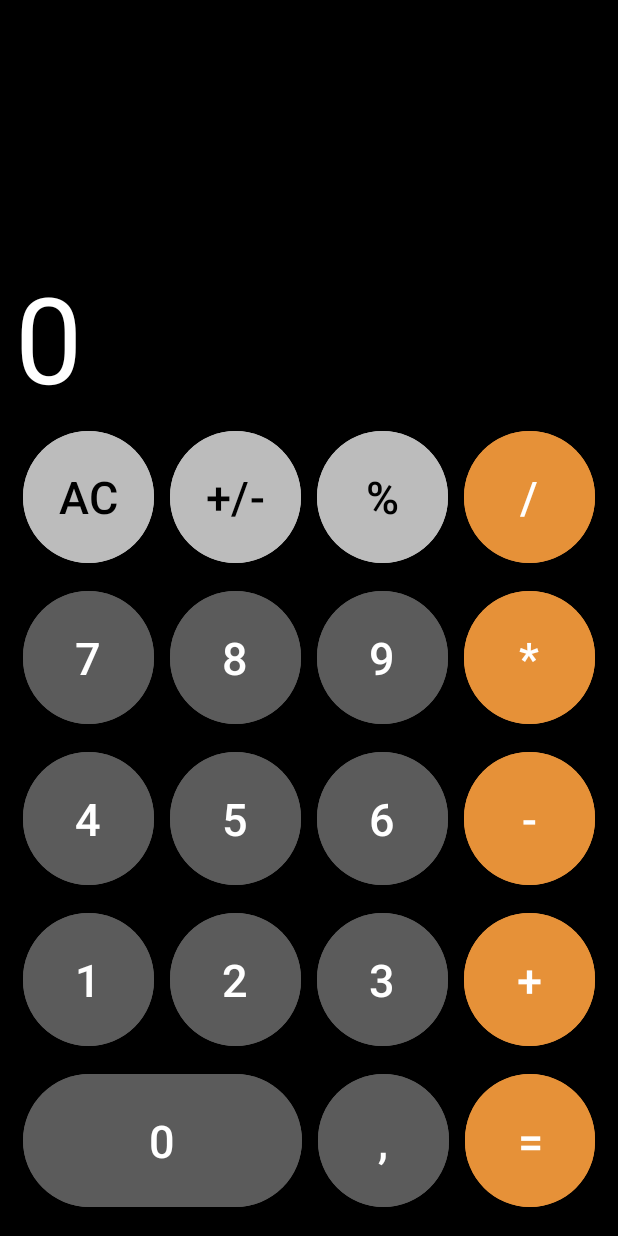
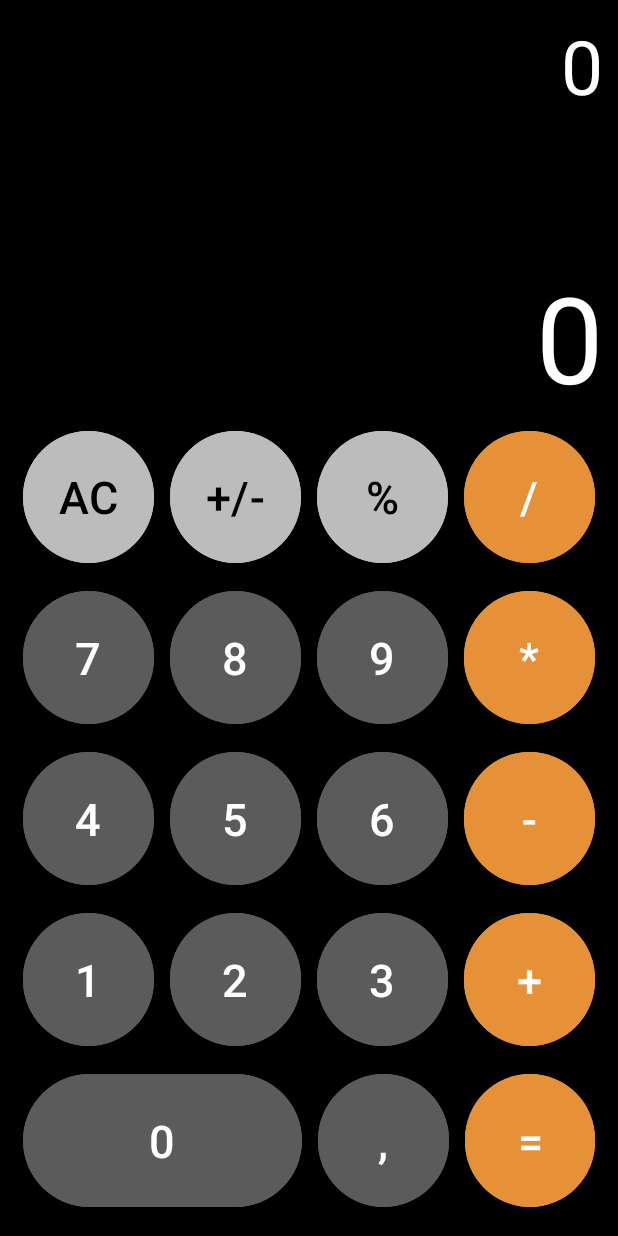
Before and after one commit to Sagit612/Calculator-Logbook1-, an Android app: the screen it shows after launch (MainActivity), on a phone screen of 412 x 824 dp. Run offline under Robolectric (Android 15) with nearby library versions, the phone set to English and light mode, and no system bars.

```diff
--- a/app/src/main/res/layout/activity_main.xml
+++ b/app/src/main/res/layout/activity_main.xml
@@ -12,17 +12,38 @@
     <LinearLayout
         android:layout_width="match_parent"
         android:layout_height="0dp"
-        android:layout_weight="1">
-        <TextView
-            android:id="@+id/editText"
+        android:layout_weight="1"
+        android:orientation="vertical"
+        android:weightSum="2">
+        <LinearLayout
+            android:layout_width="match_parent"
+            android:layout_height="wrap_content"
+            android:weightSum="1">
+            <TextView
+                android:id="@+id/calculationDisplay"
+                android:layout_width="match_parent"
+                android:layout_height="match_parent"
+                android:textAlignment="viewEnd"
+                android:textColor="@color/white"
+                android:textSize="50dp"
+                android:text="0"
+                />
+        </LinearLayout>
+        <LinearLayout
             android:layout_width="match_parent"
             android:layout_height="match_parent"
-            android:gravity="bottom"
+            android:weightSum="1">
+            <TextView
+                android:id="@+id/editText"
+                android:layout_width="match_parent"
+                android:layout_height="match_parent"
+                android:gravity="bottom|end"
+                android:textColor="@color/white"
+                android:textSize="80dp"
+                android:text="0"
+                />
+        </LinearLayout>
 
-            android:textColor="@color/white"
-            android:textSize="80dp"
-            android:text="0"
-            />
     </LinearLayout>
 
     <LinearLayout
```
Also changed, not shown: app/src/main/java/com/example/calculator/MainActivity.java (+49 -29 lines).
